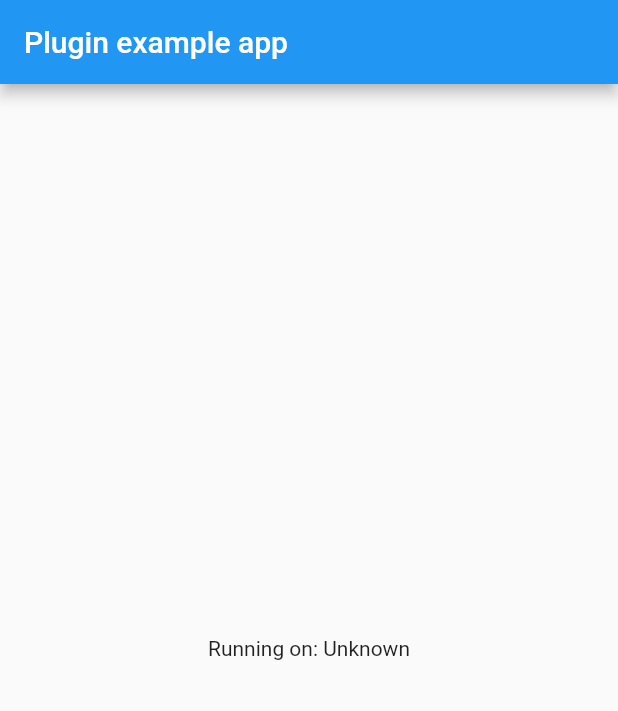
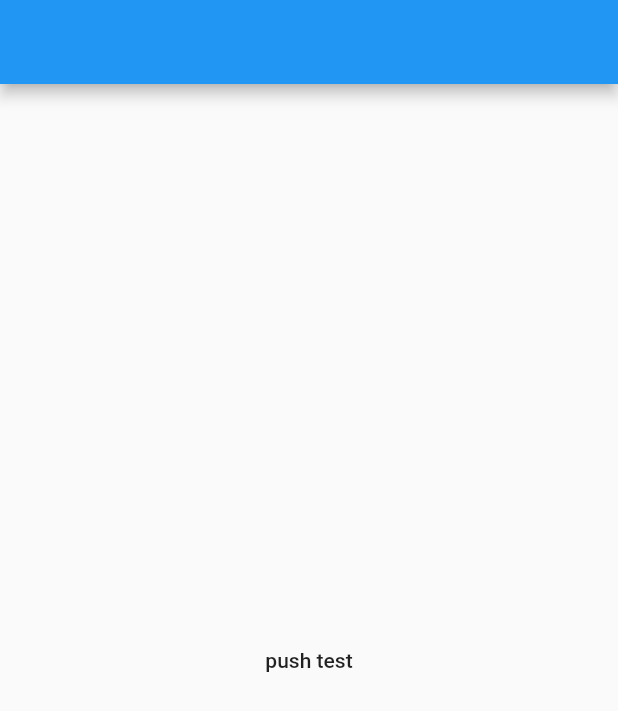
Before and after one commit to fluttercandies/nav_router, a Flutter app: the screen it shows after launch, on a phone screen of 412 x 824 dp. Shown: the top 711 px of the screen. Run offline on Flutter 3.47's test engine with Material 2 defaults, Android fonts, the phone set to English and light mode, and no system bars.

Commit message:
commit example

```diff
--- a/example/lib/main.dart
+++ b/example/lib/main.dart
@@ -1,56 +1,51 @@
 import 'package:flutter/material.dart';
-import 'dart:async';
-
-import 'package:flutter/services.dart';
 import 'package:nav_router/nav_router.dart';
 
 void main() => runApp(MyApp());
 
-class MyApp extends StatefulWidget {
+class MyApp extends StatelessWidget {
   @override
-  _MyAppState createState() => _MyAppState();
+  Widget build(BuildContext context) {
+    return new MaterialApp(
+      title: 'nav_route',
+      navigatorKey: navGK,
+      home: new MyHomePage(),
+    );
+  }
 }
 
-class _MyAppState extends State<MyApp> {
-  String _platformVersion = 'Unknown';
+class MyHomePage extends StatefulWidget {
+  @override
+  _MyHomePageState createState() => _MyHomePageState();
+}
 
-  @override
-  void initState() {
-    super.initState();
-    initPlatformState();
-  }
-
-  // Platform messages are asynchronous, so we initialize in an async method.
-  Future<void> initPlatformState() async {
-    String platformVersion;
-    // Platform messages may fail, so we use a try/catch PlatformException.
-    try {
-      platformVersion = await NavRouter.platformVersion;
-    } on PlatformException {
-      platformVersion = 'Failed to get platform version.';
-    }
-
-    // If the widget was removed from the tree while the asynchronous platform
-    // message was in flight, we want to discard the reply rather than calling
-    // setState to update our non-existent appearance.
-    if (!mounted) return;
-
-    setState(() {
-      _platformVersion = platformVersion;
-    });
-  }
-
+class _MyHomePageState extends State<MyHomePage> {
   @override
   Widget build(BuildContext context) {
-    return MaterialApp(
-      home: Scaffold(
-        appBar: AppBar(
-          title: const Text('Plugin example app'),
-        ),
-        body: Center(
-          child: Text('Running on: $_platformVersion\n'),
+    return new Scaffold(
+      appBar: new AppBar(),
+      body: new Center(
+        child: new FlatButton(
+          onPressed: () => routePush(new PageOne()),
+          child: new Text('push test'),
         ),
       ),
     );
   }
 }
+
+class PageOne extends StatefulWidget {
+  @override
+  _PageOneState createState() => _PageOneState();
+}
+
+class _PageOneState extends State<PageOne> {
+  @override
+  Widget build(BuildContext context) {
+    return Scaffold(
+      appBar: new AppBar(
+        title: new Text('OnePage'),
+      ),
+    );
+  }
+}
```
Also changed, not shown: 2 other files.
